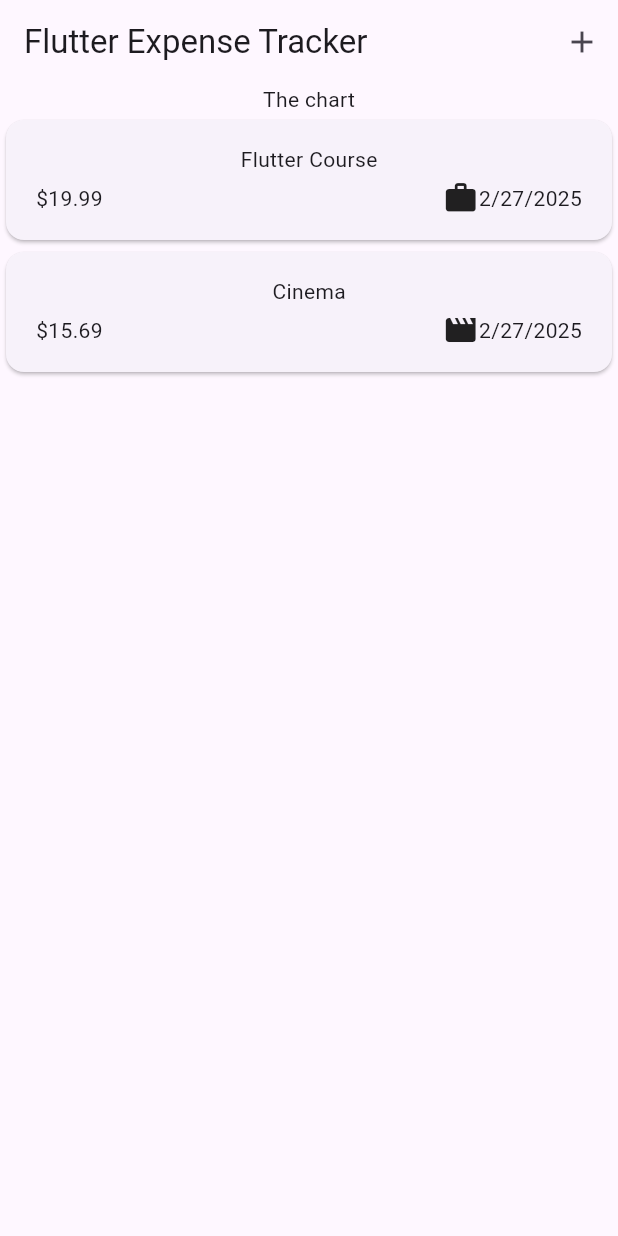
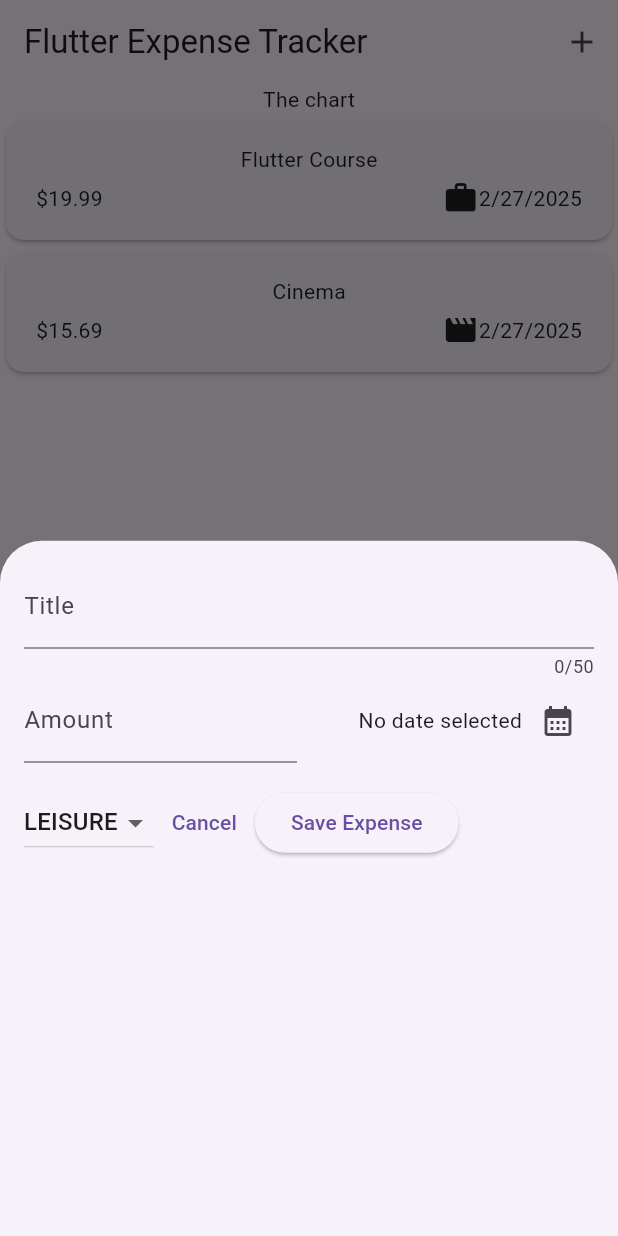
Before and after one commit to alexquesad/expense_tracker, a Flutter app: the screen it shows after launch, after a tap on the "add" icon, on a phone screen of 412 x 824 dp. Run offline on Flutter 3.47's test engine with Material 3 defaults, Android fonts, the phone set to English and light mode, and no system bars.

Commit message:
Saving new expenses functionality working

```diff
--- a/lib/widgets/expenses.dart
+++ b/lib/widgets/expenses.dart
@@ -1,4 +1,5 @@
 import 'package:expense_tracker/widgets/expenses_list/expenses_list.dart';
+import 'package:expense_tracker/widgets/new_expense.dart';
 import 'package:flutter/material.dart';
 import 'package:expense_tracker/models/expense.dart';
 
@@ -27,6 +28,19 @@ class _ExpensesState extends State<Expenses> {
     )
   ];
 
+  void _openAddExpenseOverlay() {
+    showModalBottomSheet(
+      context: context,
+      builder: (ctx) => NewExpense(onAddExpense: _addExpense),
+    );
+  }
+
+  void _addExpense(Expense expense) {
+    setState(() {
+      _registeredExpenses.add(expense);
+    });
+  }
+
   @override
   Widget build(BuildContext context) {
     return Scaffold(
@@ -34,7 +48,7 @@ class _ExpensesState extends State<Expenses> {
         title: Text('Flutter Expense Tracker'),
         actions: [
           IconButton(
-            onPressed: () {},
+            onPressed: _openAddExpenseOverlay,
             icon: Icon(Icons.add),
           )
         ],
--- /dev/null
+++ b/lib/widgets/new_expense.dart
@@ -0,0 +1,153 @@
+import 'package:flutter/material.dart';
+import 'package:intl/intl.dart';
+import 'package:expense_tracker/models/expense.dart';
+
+final formatter = DateFormat.yMd();
+
+class NewExpense extends StatefulWidget {
+  const NewExpense({super.key, required this.onAddExpense});
+
+  final void Function(Expense expense) onAddExpense;
+
+  @override
+  State<NewExpense> createState() {
+    return _NewExpenseState();
+  }
+}
+
+class _NewExpenseState extends State<NewExpense> {
+  final _titleController = TextEditingController();
+  final _amountController = TextEditingController();
+  DateTime? _selectedDate;
+  Category _selectedCategory = Category.leisure;
+
+  void _presentDatePicker() async {
+    final now = DateTime.now();
+    final firstDate = DateTime(now.year - 1, now.month, now.day);
+    final lastDate = now;
+    final pickedDate = await showDatePicker(
+        context: context, firstDate: firstDate, lastDate: lastDate);
+    setState(() {
+      _selectedDate = pickedDate;
+    });
+  }
+
+  void _submitExpenseData() {
+    final enteredAmount = double.tryParse(_amountController.text);
+    final amountIsInvalid = enteredAmount == null || enteredAmount <= 0;
+    if (_titleController.text.trim().isEmpty ||
+        amountIsInvalid ||
+        _selectedDate == null) {
+      showDialog(
+          context: context,
+          builder: (ctx) => AlertDialog(
+                title: const Text('Invalid input'),
+                content: const Text(
+                    'Please make sure a valid title, amount and category was entered'),
+                actions: [
+                  TextButton(
+                      onPressed: () {
+                        Navigator.pop(ctx);
+                      },
+                      child: Text('Okay'))
+                ],
+              ));
+      return;
+    }
+    widget.onAddExpense(Expense(
+        title: _titleController.text,
+        amount: enteredAmount,
+        date: _selectedDate!,
+        category: _selectedCategory));
+  }
+
+  @override
+  void dispose() {
+    _titleController.dispose();
+    _amountController.dispose();
+    super.dispose();
+  }
+
+  @override
+  Widget build(BuildContext context) {
+    return Padding(
+      padding: EdgeInsets.all(16),
+      child: Column(
+        children: [
+          TextField(
+            controller: _titleController,
+            maxLength: 50,
+            decoration: InputDecoration(
+              label: Text('Title'),
+            ),
+          ),
+          Row(
+            children: [
+              Expanded(
+                child: TextField(
+                  controller: _amountController,
+                  keyboardType: TextInputType.number,
+                  decoration: InputDecoration(
+                    prefixText: '\$',
+                    label: Text('Amount'),
+                  ),
+                ),
+              ),
+              const SizedBox(width: 16),
+              Expanded(
+                child: Row(
+                  mainAxisAlignment: MainAxisAlignment.end,
+                  crossAxisAlignment: CrossAxisAlignment.center,
+                  children: [
+                    Text(_selectedDate == null
+                        ? 'No date selected'
+                        : formatter.format(_selectedDate!)),
+                    IconButton(
+                      onPressed: _presentDatePicker,
+                      icon: const Icon(
+                        Icons.calendar_month,
+                      ),
+                    )
+                  ],
+                ),
+              ),
+            ],
+          ),
+          const SizedBox(height: 16),
+          Row(
+            children: [
+              DropdownButton(
+                  value: _selectedCategory,
+                  items: Category.values
+                      .map(
+                        (category) => DropdownMenuItem(
+                          value: category,
+                          child: Text(category.name.toUpperCase()),
+                        ),
+                      )
+                      .toList(),
+                  onChanged: (value) {
+                    if (value == null) {
+                      return;
+                    }
+                    setState(() {
+                      _selectedCategory = value;
+                    });
+                  }),
+              TextButton(
+                onPressed: () {
+                  Navigator.pop(context);
+                },
+                child: const Text('Cancel'),
+              ),
+              ElevatedButton(
+                onPressed: _submitExpenseData,
+                child: const Text('Save Expense'),
+              )
+            ],
+          )
+        ],
+      ),
+    );
+  }
+}
```
